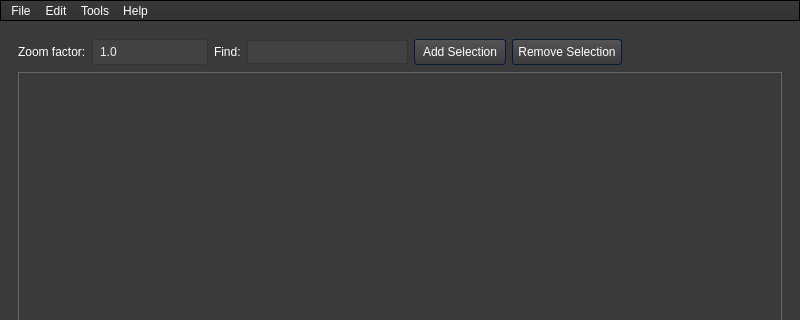
Qt form forms/mainwindow.ui (WTS012201/Text-Extraction-Tool) before a commit; both pictures show x 0 to 800 and y 0 to 320 of the 800 by 600 pixel window.
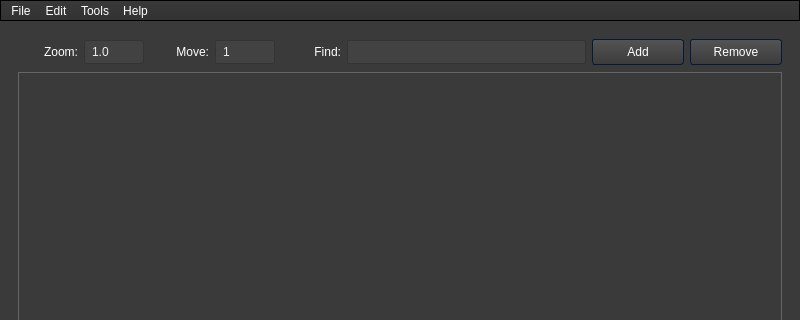
The same form after that commit. Icons and pictures are not drawn.

Commit message: move hi

Diff of the .ui file:
```diff
--- a/forms/mainwindow.ui
+++ b/forms/mainwindow.ui
@@ -1014,18 +1014,21 @@
               </property>
               <layout class="QVBoxLayout" name="verticalLayout_2">
                <item>
-                <layout class="QHBoxLayout" name="horizontalLayout">
+                <layout class="QHBoxLayout" name="horizontalLayout" stretch="1,1,1,1,1,4,1,1">
                  <item>
                   <widget class="QLabel" name="zoomLabel">
                    <property name="text">
-                    <string>Zoom factor:</string>
+                    <string>Zoom:</string>
+                   </property>
+                   <property name="alignment">
+                    <set>Qt::AlignRight|Qt::AlignTrailing|Qt::AlignVCenter</set>
                    </property>
                   </widget>
                  </item>
                  <item>
                   <widget class="QLineEdit" name="zoomFactor">
                    <property name="sizePolicy">
-                    <sizepolicy hsizetype="Minimum" vsizetype="Minimum">
+                    <sizepolicy hsizetype="Expanding" vsizetype="Fixed">
                      <horstretch>0</horstretch>
                      <verstretch>0</verstretch>
                     </sizepolicy>
@@ -1041,6 +1044,31 @@
                    <property name="text">
                     <string>1.0</string>
                    </property>
+                   <property name="maxLength">
+                    <number>5</number>
+                   </property>
+                  </widget>
+                 </item>
+                 <item>
+                  <widget class="QLabel" name="label_3">
+                   <property name="text">
+                    <string>Move:</string>
+                   </property>
+                   <property name="alignment">
+                    <set>Qt::AlignRight|Qt::AlignTrailing|Qt::AlignVCenter</set>
+                   </property>
+                  </widget>
+                 </item>
+                 <item>
+                  <widget class="QLineEdit" name="moveFactor">
+                   <property name="styleSheet">
+                    <string notr="true">.QLineEdit{
+	background: rgba(255, 255, 255, 10)
+}</string>
+                   </property>
+                   <property name="text">
+                    <string>1</string>
+                   </property>
                   </widget>
                  </item>
                  <item>
@@ -1048,6 +1076,9 @@
                    <property name="text">
                     <string>Find:</string>
                    </property>
+                   <property name="alignment">
+                    <set>Qt::AlignRight|Qt::AlignTrailing|Qt::AlignVCenter</set>
+                   </property>
                   </widget>
                  </item>
                  <item>
@@ -1068,30 +1099,17 @@
                     </size>
                    </property>
                    <property name="text">
-                    <string>Add Selection</string>
+                    <string>Add</string>
                    </property>
                   </widget>
                  </item>
                  <item>
                   <widget class="QPushButton" name="removeSelection">
                    <property name="text">
-                    <string>Remove Selection</string>
+                    <string>Remove</string>
                    </property>
                   </widget>
                  </item>
-                 <item>
-                  <spacer name="horizontalSpacer">
-                   <property name="orientation">
-                    <enum>Qt::Horizontal</enum>
-                   </property>
-                   <property name="sizeHint" stdset="0">
-                    <size>
-                     <width>40</width>
-                     <height>20</height>
-                    </size>
-                   </property>
-                  </spacer>
-                 </item>
                 </layout>
                </item>
                <item>
```
Left out of the diff: 2 changed lines with no effect on the pictures. The commit also changes 2 other files.
